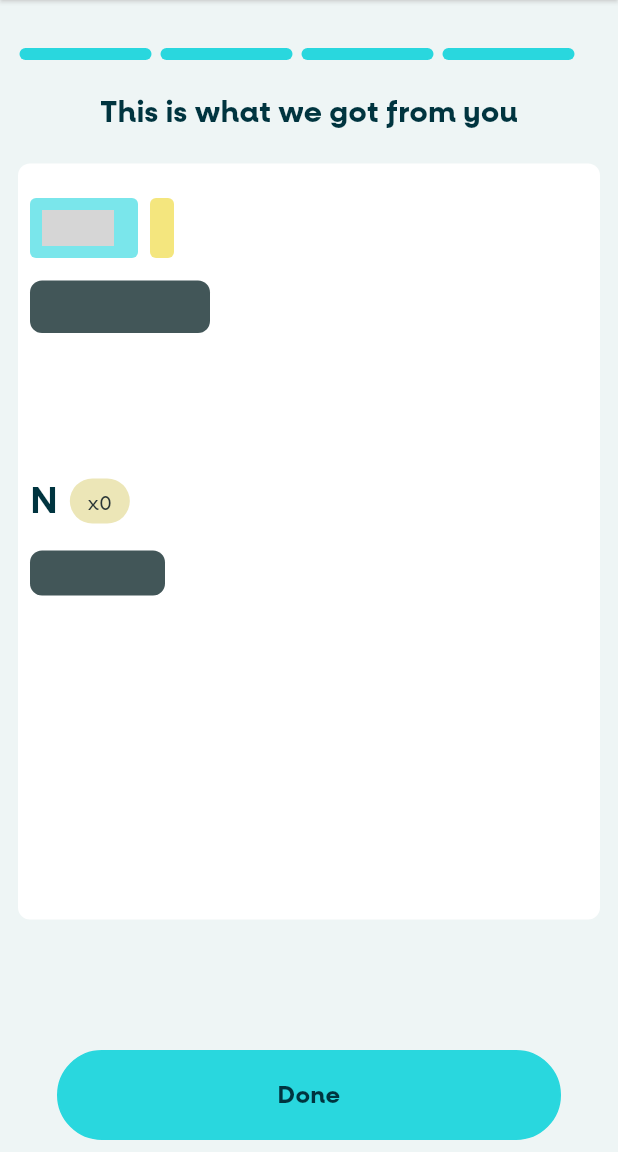
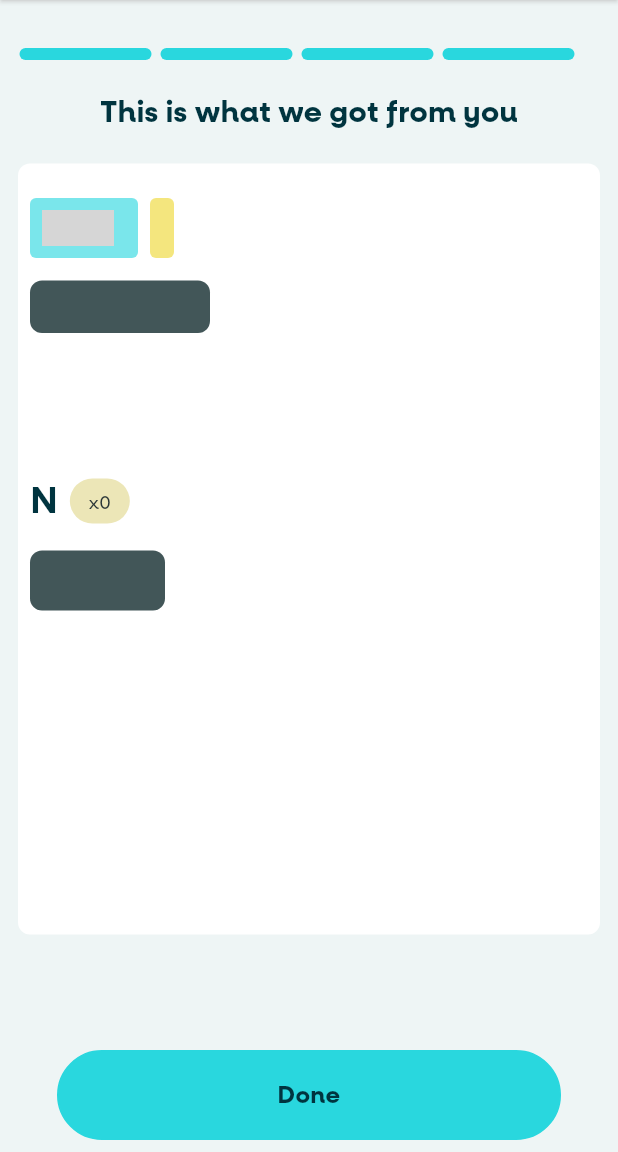
Before and after one commit to ilelaboye/moticar-app, a Flutter app: the AddCarPart3 screen opened directly with empty values, on a phone screen of 412 x 824 dp, the part 84-1236 px from its top. Run offline on Flutter 3.47's test engine with Material 3 defaults, Android fonts, the phone set to English and light mode, and no system bars; our stand-ins replace another_flushbar, dio, flutter_easyloading, flutter_hooks, flutter_riverpod, flutter_spinkit and 13 more; missing offline and left inert: clean_calendar; accounts and stored records are empty; project files that could hold a hidden picture were left out; grey boxes are pictures that could not be loaded.

Commit message:
new change

```diff
--- a/lib/Home/carpart/car_parts2.dart
+++ b/lib/Home/carpart/car_parts2.dart
@@ -693,12 +693,12 @@ class _AddCarPart2State extends ConsumerState<AddCarPart2> {
                                     border: InputBorder.none,
                                     errorBorder: InputBorder.none,
                                     hintText: 'Enter amount',
-                                    // prefixText: '\u20A6',
+                                    prefixText: '\u20A6',
                                     suffixText: '00',
                                     counterText: '',
 
-                                    prefix: SvgPicture.asset(
-                                        "assets/svgs/naira.svg"),
+                                    // prefix: SvgPicture.asset(
+                                    //     "assets/svgs/naira.svg"),
 
                                     enabledBorder: OutlineInputBorder(
                                         borderRadius: BorderRadius.circular(8),
--- a/lib/Home/carpart/car_parts3.dart
+++ b/lib/Home/carpart/car_parts3.dart
@@ -287,7 +287,7 @@ class _AddCarPart3State extends ConsumerState<AddCarPart3> {
                                 child: Center(
                                   child: MoticarText(
                                       text: "x${widget.quantity}",
-                                      fontSize: 13,
+                                      fontSize: 12,
                                       fontWeight: FontWeight.w400,
                                       fontColor: const Color(0xff293536)),
                                 ),
@@ -301,17 +301,19 @@ class _AddCarPart3State extends ConsumerState<AddCarPart3> {
 
                           //measurement
                           Container(
-                            height: 30,
+                            height: 40,
                             width: 90,
                             padding: const EdgeInsets.all(8),
                             decoration: BoxDecoration(
                                 color: const Color(0xff425658),
                                 borderRadius: BorderRadius.circular(8)),
-                            child: MoticarText(
-                                text: widget.measurements,
-                                fontSize: 14,
-                                fontWeight: FontWeight.w500,
-                                fontColor: Colors.white),
+                            child: Center(
+                              child: MoticarText(
+                                  text: widget.measurements,
+                                  fontSize: 13,
+                                  fontWeight: FontWeight.w500,
+                                  fontColor: Colors.white),
+                            ),
                           ),
 
                           const SizedBox(
--- a/lib/Home/expense/add_expense.dart
+++ b/lib/Home/expense/add_expense.dart
@@ -720,12 +720,12 @@ class _AddExpensesPageState extends ConsumerState<AddExpensesPage> {
                                     border: InputBorder.none,
                                     errorBorder: InputBorder.none,
                                     hintText: 'Enter amount',
-                                    // prefixText: '\u20A6',
+                                    prefixText: '\u20A6',
                                     suffixText: '00',
                                     counterText: '',
 
-                                    prefix: SvgPicture.asset(
-                                        "assets/svgs/naira.svg"),
+                                    // prefix: SvgPicture.asset(
+                                    //     "assets/svgs/naira.svg"),
 
                                     enabledBorder: OutlineInputBorder(
                                         borderRadius: BorderRadius.circular(8),
```
